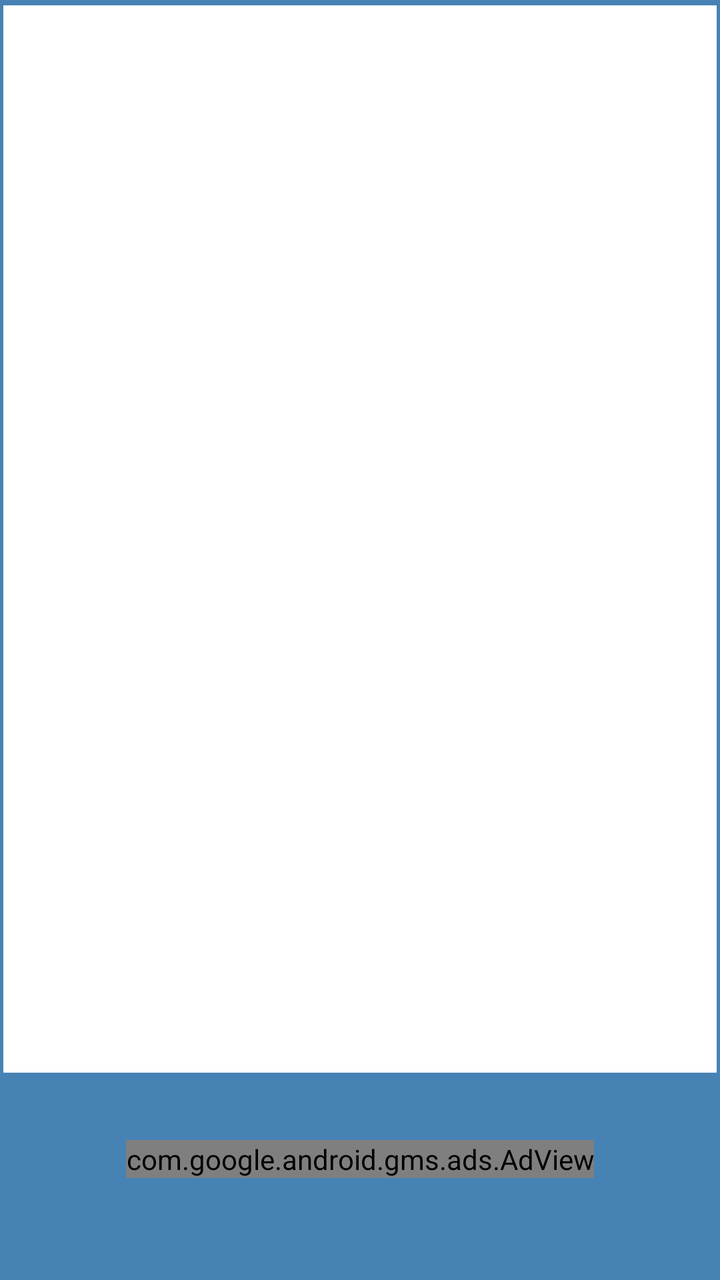
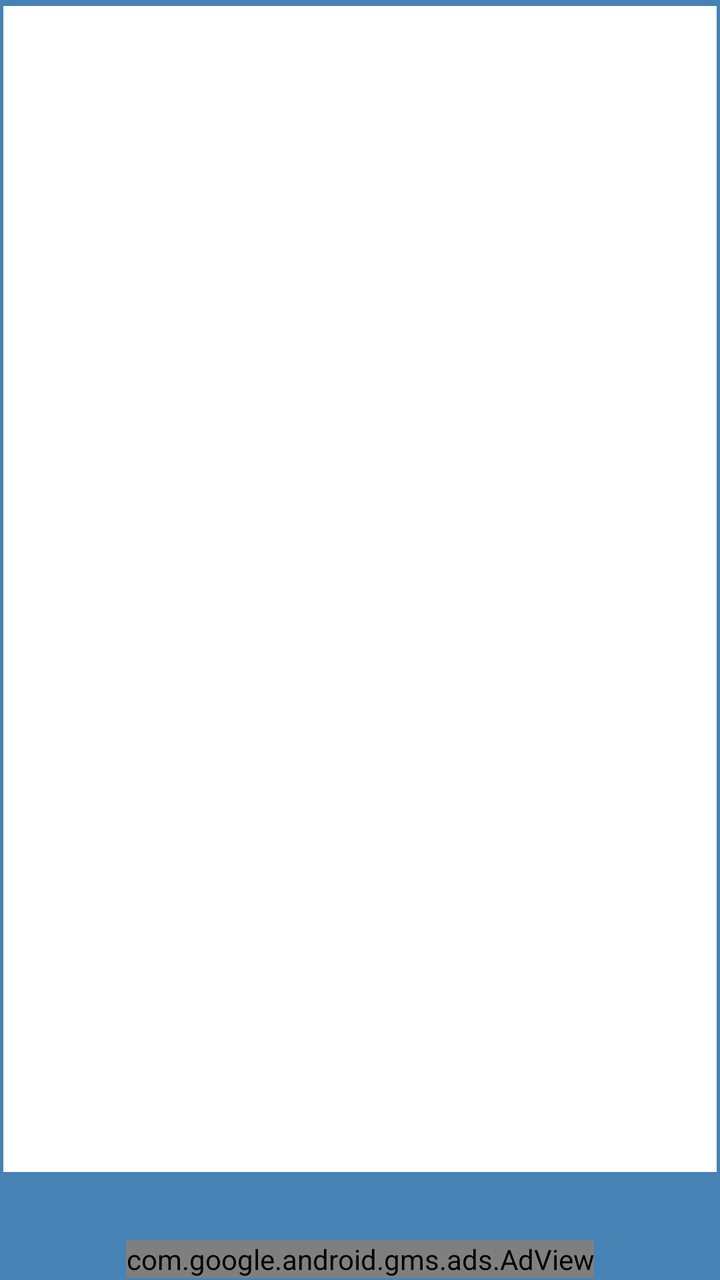

An Android layout rendered at two revisions. The XML below is the earlier revision; the diff shows what the commit changed to produce the second picture.
<!-- AndroidManifest.xml: activity theme Theme.AppCompat.Light.DarkActionBar -->
<!-- res/layout/activity_main.xml -->
<?xml version="1.0" encoding="utf-8"?>
<RelativeLayout xmlns:android="http://schemas.android.com/apk/res/android"
    xmlns:app="http://schemas.android.com/apk/res-auto"
    xmlns:tools="http://schemas.android.com/tools"
    android:layout_width="match_parent"
    android:background="@color/SteelBlue"
    android:layout_height="match_parent"
    tools:context=".MainActivity">
    <androidx.constraintlayout.widget.ConstraintLayout
        android:id="@+id/constraintLayout"
        android:background="@color/SteelBlue"
        android:layout_width="match_parent"
        android:layout_height="match_parent"
        android:layout_marginBottom="101dp">
        <LinearLayout
            android:layout_width="0dp"
            android:layout_height="0dp"
            android:background="@color/white"
            android:orientation="vertical"
            app:layout_constraintBottom_toBottomOf="parent"
            app:layout_constraintHeight_percent=".99"
            app:layout_constraintLeft_toLeftOf="parent"
            app:layout_constraintRight_toRightOf="parent"
            app:layout_constraintTop_toTopOf="parent"
            app:layout_constraintWidth_percent=".99">
            <GridView
                android:id="@+id/gridView"
                android:layout_width="match_parent"
                android:layout_height="match_parent"
                android:numColumns="1"
                app:layout_constraintBottom_toBottomOf="parent"
                app:layout_constraintEnd_toEndOf="parent"
                app:layout_constraintStart_toStartOf="parent"
                app:layout_constraintTop_toTopOf="parent"
                app:layout_constraintVertical_bias="0" />

        </LinearLayout>


    </androidx.constraintlayout.widget.ConstraintLayout>


    <com.google.android.gms.ads.AdView
        xmlns:ads="http://schemas.android.com/apk/res-auto"
        android:id="@+id/adView"
        android:layout_marginBottom="51dp"
        android:layout_width="wrap_content"
        android:layout_height="wrap_content"
        android:layout_alignParentBottom="true"
        android:layout_centerHorizontal="true"
        ads:adSize="BANNER"
        ads:adUnitId="ca-app-pub-7773722896374259/6894028173">

    </com.google.android.gms.ads.AdView>
    <RelativeLayout
        android:layout_alignParentBottom="true"
        android:id="@+id/ad_container"
        android:layout_width="wrap_content"
        android:layout_height="wrap_content"
        android:layout_centerInParent="true"
        />


</RelativeLayout>
<!-- resources referenced by this layout -->
<resources>
  <color name="SteelBlue">#4682B4</color>
  <color name="white">#FFFFFFFF</color>
</resources>

<!-- the commit's change to res/layout/activity_main.xml (unified diff, before → after) -->
@@ -11,7 +11,7 @@
         android:background="@color/SteelBlue"
         android:layout_width="match_parent"
         android:layout_height="match_parent"
-        android:layout_marginBottom="101dp">
+        android:layout_marginBottom="51dp">
         <LinearLayout
             android:layout_width="0dp"
             android:layout_height="0dp"
@@ -43,7 +43,7 @@
     <com.google.android.gms.ads.AdView
         xmlns:ads="http://schemas.android.com/apk/res-auto"
         android:id="@+id/adView"
-        android:layout_marginBottom="51dp"
+        android:layout_marginBottom="1dp"
         android:layout_width="wrap_content"
         android:layout_height="wrap_content"
         android:layout_alignParentBottom="true"
@@ -52,13 +52,13 @@
         ads:adUnitId="ca-app-pub-7773722896374259/6894028173">
 
     </com.google.android.gms.ads.AdView>
-    <RelativeLayout
-        android:layout_alignParentBottom="true"
-        android:id="@+id/ad_container"
-        android:layout_width="wrap_content"
-        android:layout_height="wrap_content"
-        android:layout_centerInParent="true"
-        />
+
+
+
+
+
+
+
 
 
 </RelativeLayout>
